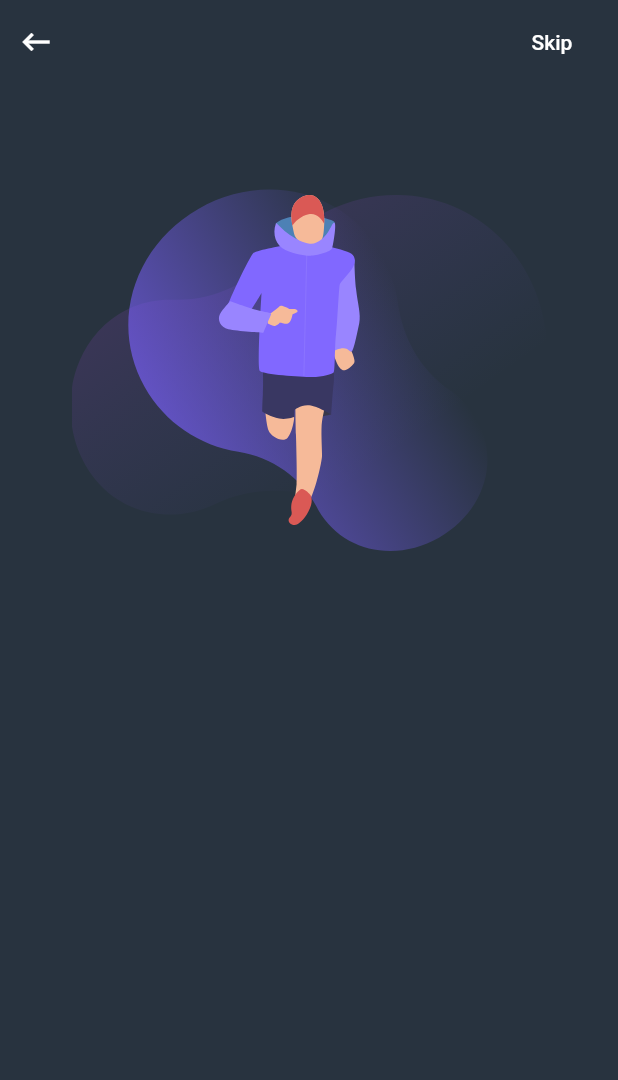
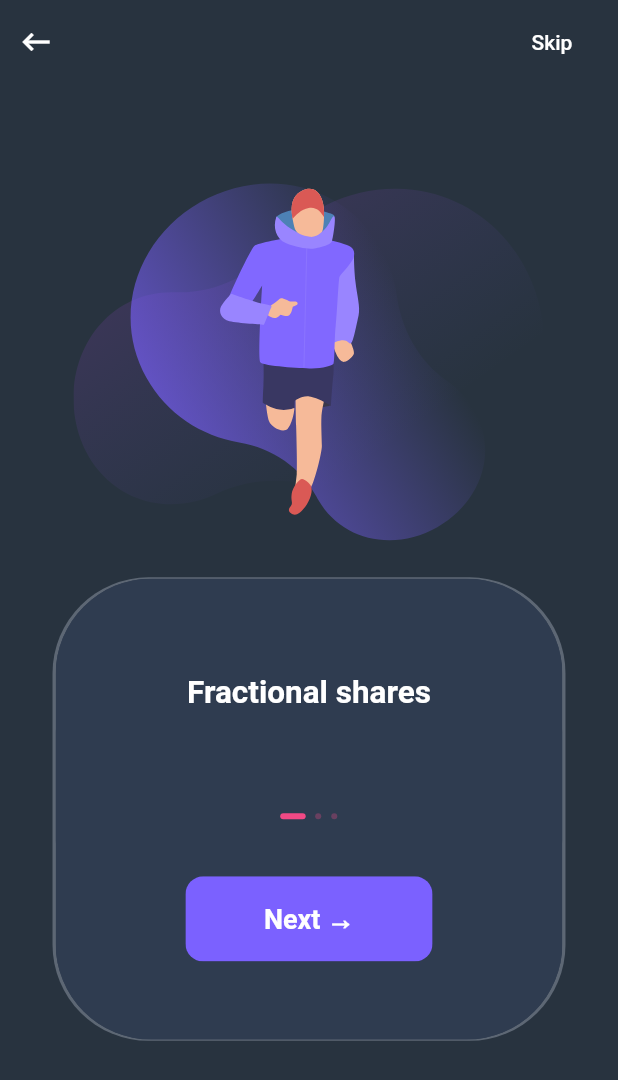
Before and after one commit to alsakniahmad51/run_run, a Flutter app: the RunView screen opened by its route, on a phone screen of 412 x 824 dp. Shown: the top 1080 px of the screen. Run offline on Flutter 3.47's test engine with Material 2 defaults, Android fonts, the phone set to English and light mode, and no system bars; drawn by our look-alikes of introduction_screen; our stand-ins replace flutter_svg, go_router.

Commit message:
Run View Done

```diff
--- a/lib/features/Run/presentation/views/run_view.dart
+++ b/lib/features/Run/presentation/views/run_view.dart
@@ -1,4 +1,5 @@
 import 'package:flutter/material.dart';
+import 'package:go_router/go_router.dart';
 import 'package:running_app/core/utils/constants.dart';
 import 'package:running_app/features/Run/presentation/widgets/run_view_body.dart';
 
@@ -20,7 +21,9 @@ class RunView extends StatelessWidget {
                   splashColor: Colors.transparent,
                   highlightColor: Colors.transparent,
                   icon: const Icon(Icons.keyboard_backspace),
-                  onPressed: () {},
+                  onPressed: () {
+                    GoRouter.of(context).pop();
+                  },
                 ),
                 MaterialButton(
                   splashColor: Colors.transparent,
--- /dev/null
+++ b/lib/features/Run/presentation/widgets/hello.dart
@@ -0,0 +1,12 @@
+import 'package:flutter/material.dart';
+
+class MyWidgetaaa extends StatelessWidget {
+  const MyWidgetaaa({super.key});
+
+  @override
+  Widget build(BuildContext context) {
+    return const Scaffold(
+      body: Text("vknadkvnak"),
+    );
+  }
+}
--- /dev/null
+++ b/lib/features/Run/presentation/widgets/intro.dart
@@ -0,0 +1,243 @@
+import 'package:flutter/material.dart';
+import 'package:flutter_svg/svg.dart';
+import 'package:introduction_screen/introduction_screen.dart';
+import 'package:running_app/features/Run/presentation/widgets/hello.dart';
+// import 'package:running_app/features/Run/presentation/views/run_view.dart';
+// import 'package:running_app/features/Run/presentation/widgets/hello.dart';
+
+class OnBoardingPage extends StatefulWidget {
+  const OnBoardingPage({Key? key}) : super(key: key);
+
+  @override
+  OnBoardingPageState createState() => OnBoardingPageState();
+}
+
+class OnBoardingPageState extends State<OnBoardingPage> {
+  final introKey = GlobalKey<IntroductionScreenState>();
+
+  void _onIntroEnd(context) {
+    Navigator.of(context).push(
+      MaterialPageRoute(builder: (_) => const MyWidgetaaa()),
+    );
+  }
+
+  Widget buildFullscreenImage() {
+    return SvgPicture.asset(
+      'assets/images/photo.svg',
+      fit: BoxFit.cover,
+      height: double.infinity,
+      width: double.infinity,
+      alignment: Alignment.center,
+    );
+  }
+
+  Widget buildImage(String assetName, [double width = 50]) {
+    return SvgPicture.asset('assets/images/$assetName', width: width);
+  }
+
+  @override
+  Widget build(BuildContext context) {
+    const bodyStyle = TextStyle(
+        fontSize: 12.0, color: Color(0xffCDCDCD), fontWeight: FontWeight.w400);
+
+    const pageDecoration = PageDecoration(
+        titleTextStyle: TextStyle(
+            fontSize: 21.0, fontWeight: FontWeight.w700, color: Colors.white),
+        bodyTextStyle: bodyStyle,
+        bodyPadding: EdgeInsets.fromLTRB(16.0, 12.0, 16.0, 16.0),
+        pageColor: Color(0xff2f3c50),
+        imagePadding: EdgeInsets.zero,
+        titlePadding: EdgeInsets.only(top: 303 * 0.158));
+
+    return ClipRRect(
+      borderRadius: BorderRadius.circular(64),
+      child: IntroductionScreen(
+        key: introKey,
+        globalBackgroundColor: const Color(0xff2f3c50),
+        allowImplicitScrolling: true,
+        autoScrollDuration: 3000,
+        infiniteAutoScroll: true,
+        globalHeader: const Align(
+          alignment: Alignment.topRight,
+          child: SafeArea(
+            child: Padding(
+              padding: EdgeInsets.only(top: 16, right: 16),
+              // child: _buildImage(
+              //   '',
+              // ),
+            ),
+          ),
+        ),
+        globalFooter: Padding(
+          padding: const EdgeInsets.only(bottom: 303 * 0.1716),
+          child: SizedBox(
+            width: MediaQuery.of(context).size.width * 0.4 //   150
+            ,
+            height: MediaQuery.of(context).size.height * 0.069
+            //56
+            ,
+            child: ClipRRect(
+              borderRadius: BorderRadius.circular(12),
+              child: ElevatedButton(
+                style: const ButtonStyle(
+                    backgroundColor:
+                        MaterialStatePropertyAll(Color(0xff7b61ff)),
+                    iconColor: MaterialStatePropertyAll(Color(0xff7b61ff))),
+                child: const Text(
+                  'Next →',
+                  style: TextStyle(fontSize: 18.0, fontWeight: FontWeight.bold),
+                ),
+                onPressed: () {},
+              ),
+            ),
+          ),
+        ),
+        pages: [
+          PageViewModel(
+            title: "Fractional shares",
+
+            body:
+                "Instead of having to buy an entire share, invest any amount you want.",
+            // image: _buildImage(''),
+            decoration: pageDecoration,
+          ),
+          PageViewModel(
+            title: "Learn as you go",
+            body:
+                "Download the Stockpile app and master the market with our mini-lesson.",
+            // image: _buildImage(''),
+            decoration: pageDecoration,
+          ),
+          PageViewModel(
+            title: "New",
+            body:
+                "Instead of having to buy an entire share, invest any amount you want.",
+            // image: _buildImage(''),
+            decoration: pageDecoration,
+          ),
+          // PageViewModel(
+          //   title: "Kids and teens",
+          //   body:
+          //       "Kids and teens can track their stocks 24/7 and place trades that you approve.",
+          //   image: _buildImage('img3.jpg'),
+          //   decoration: pageDecoration,
+          // ),
+          // PageViewModel(
+          //   title: "Full Screen Page",
+          //   body:
+          //       "Pages can be full screen as well.\n\nLorem ipsum dolor sit amet, consectetur adipiscing elit. Nunc id euismod lectus, non tempor felis. Nam rutrum rhoncus est ac venenatis.",
+          //   image: _buildFullscreenImage(),
+          //   decoration: pageDecoration.copyWith(
+          //     contentMargin: const EdgeInsets.symmetric(horizontal: 16),
+          //     fullScreen: true,
+          //     bodyFlex: 2,
+          //     imageFlex: 3,
+          //     safeArea: 100,
+          //   ),
+          // ),
+          // PageViewModel(
+          //   title: "Another title page",
+          //   body: "Another beautiful body text for this example onboarding",
+          //   image: _buildImage('img2.jpg'),
+          //   footer: ElevatedButton(
+          //     onPressed: () {
+          //       introKey.currentState?.animateScroll(0);
+          //     },
+          //     style: ElevatedButton.styleFrom(
+          //       backgroundColor: Colors.lightBlue,
+          //       shape: RoundedRectangleBorder(
+          //         borderRadius: BorderRadius.circular(8.0),
+          //       ),
+          //     ),
+          //     child: const Text(
+          //       'FooButton',
+          //       style: TextStyle(color: Colors.white),
+          //     ),
+          //   ),
+          //   decoration: pageDecoration.copyWith(
+          //     bodyFlex: 6,
+          //     imageFlex: 6,
+          //     safeArea: 80,
+          //   ),
+          // ),
+          // PageViewModel(
+          //   title: "Title of last page - reversed",
+          //   bodyWidget: const Row(
+          //     mainAxisAlignment: MainAxisAlignment.center,
+          //     children: [
+          //       Text("Click on ", style: bodyStyle),
+          //       Icon(Icons.edit),
+          //       Text(" to edit a post", style: bodyStyle),
+          //     ],
+          //   ),
+          //   decoration: pageDecoration.copyWith(
+          //     bodyFlex: 2,
+          //     imageFlex: 4,
+          //     bodyAlignment: Alignment.bottomCenter,
+          //     imageAlignment: Alignment.topCenter,
+          //   ),
+          //   image: _buildImage('img1.jpg'),
+          //   reverse: true,
+          // ),
+        ],
+        onDone: () => _onIntroEnd(context),
+        onSkip: () => _onIntroEnd(context), // You can override onSkip callback
+        showSkipButton: false,
+        showDoneButton: false,
+        showNextButton: false,
+        skipOrBackFlex: 0,
+        nextFlex: 0,
+        showBackButton: false,
+        //rtl: true, // Display as right-to-left
+        back: const Icon(Icons.arrow_back),
+        skip: const Text('Skip', style: TextStyle(fontWeight: FontWeight.w600)),
+        next: const Icon(Icons.arrow_forward),
+        done: const Text('Done', style: TextStyle(fontWeight: FontWeight.w600)),
+        curve: Curves.fastLinearToSlowEaseIn,
+        controlsMargin: const EdgeInsets.only(bottom: 16),
+        controlsPadding: const EdgeInsets.only(top: 40),
+        // kIsWeb
+        //     ? const EdgeInsets.all(12.0)
+        //     : const EdgeInsets.fromLTRB(8.0, 8.0, 8.0, 4.0),
+        dotsDecorator: const DotsDecorator(
+          spacing: EdgeInsets.symmetric(horizontal: 3),
+          size: Size(4.7, 4.0),
+          color: Color(0xff694060),
+          activeSize: Size(16.97, 4),
+          activeColor: Color(0xfff14985),
+          activeShape: RoundedRectangleBorder(
+            borderRadius: BorderRadius.all(Radius.circular(25.0)),
+          ),
+        ),
+        dotsContainerDecorator: const ShapeDecoration(
+          color: Color(0xff2f3c50),
+          shape: RoundedRectangleBorder(
+            borderRadius: BorderRadius.all(Radius.circular(8.0)),
+          ),
+        ),
+      ),
+    );
+  }
+}
+
+// class HomePage extends StatelessWidget {
+//   const HomePage({Key? key}) : super(key: key);
+
+//   @override
+//   Widget build(BuildContext context) {
+//     return Scaffold(
+//       appBar: AppBar(title: const Text('Home')),
+//       body: Center(
+//         child: Container(
+//             width: 311,
+//             height: 303,
+//             decoration: const BoxDecoration(
+//                 //borderRadius: BorderRadius.all(Radius.circular(64)),
+//                 color: Color(0xff2f3c50)),
+//             child: const ClipRRect(
+//                 //  borderRadius: BorderRadius.circular(64),
+//                 child: OnBoardingPage())),
+//       ),
+//     );
+//   }
+// }
--- /dev/null
+++ b/lib/features/Run/presentation/widgets/run_image.dart
@@ -0,0 +1,33 @@
+import 'package:flutter/material.dart';
+import 'package:running_app/core/utils/images/background_image.dart';
+import 'package:running_app/core/utils/images/images.dart';
+
+class RunImage extends StatelessWidget {
+  const RunImage({
+    super.key,
+  });
+
+  @override
+  Widget build(BuildContext context) {
+    return Padding(
+      padding: EdgeInsets.only(
+          top: MediaQuery.of(context).size.height * 0.08
+          //70
+          ,
+          bottom: 24),
+      child: Center(
+        child: BackGroundImage(
+          height: MediaQuery.of(context).size.height * 0.29
+          //242
+          ,
+          width: MediaQuery.of(context).size.width * 0.84
+          //316
+          ,
+          imagepath: ImagePath.run,
+          fit: BoxFit.contain,
+          padding: const EdgeInsets.only(),
+        ),
+      ),
+    );
+  }
+}
--- a/lib/features/Run/presentation/widgets/run_view_body.dart
+++ b/lib/features/Run/presentation/widgets/run_view_body.dart
@@ -1,6 +1,8 @@
 import 'package:flutter/material.dart';
 import 'package:running_app/core/utils/images/background_image.dart';
 import 'package:running_app/core/utils/images/images.dart';
+import 'package:running_app/features/Run/presentation/widgets/run_image.dart';
+import 'package:running_app/features/Run/presentation/widgets/slider_run.dart';
 
 class RunViewBody extends StatelessWidget {
   const RunViewBody({super.key});
@@ -9,20 +11,7 @@ class RunViewBody extends StatelessWidget {
   Widget build(BuildContext context) {
     return const Column(
       mainAxisAlignment: MainAxisAlignment.start,
-      children: [
-        Padding(
-          padding: EdgeInsets.only(top: 70),
-          child: Center(
-            child: BackGroundImage(
-              height: 242,
-              width: 316,
-              imagepath: ImagePath.run,
-              fit: BoxFit.none,
-              padding: EdgeInsets.only(),
-            ),
-          ),
-        )
-      ],
+      children: [RunImage(), SliderRun()],
     );
   }
 }
--- /dev/null
+++ b/lib/features/Run/presentation/widgets/slider_run.dart
@@ -0,0 +1,37 @@
+import 'package:flutter/material.dart';
+import 'package:running_app/features/Run/presentation/widgets/intro.dart';
+
+class SliderRun extends StatelessWidget {
+  const SliderRun({
+    super.key,
+  });
+
+  @override
+  Widget build(BuildContext context) {
+    return Stack(
+      alignment: Alignment.center,
+      children: [
+        Container(
+          decoration: BoxDecoration(
+            borderRadius: BorderRadius.circular(64),
+            color: const Color(0xff5d6774),
+          ),
+          height: MediaQuery.of(context).size.height * 0.375
+          //305
+          ,
+          width:
+              // 313
+              MediaQuery.of(context).size.width * 0.83,
+        ),
+        SizedBox(
+            height: MediaQuery.of(context).size.height * 0.373
+            //  303
+            ,
+            width: MediaQuery.of(context).size.width * 0.82
+            // 311
+            ,
+            child: const OnBoardingPage())
+      ],
+    );
+  }
+}
```
